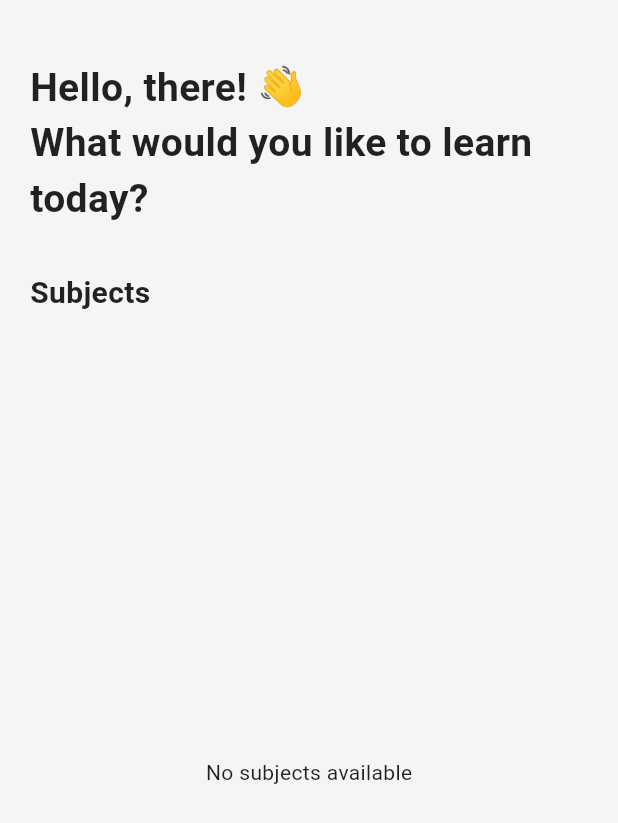
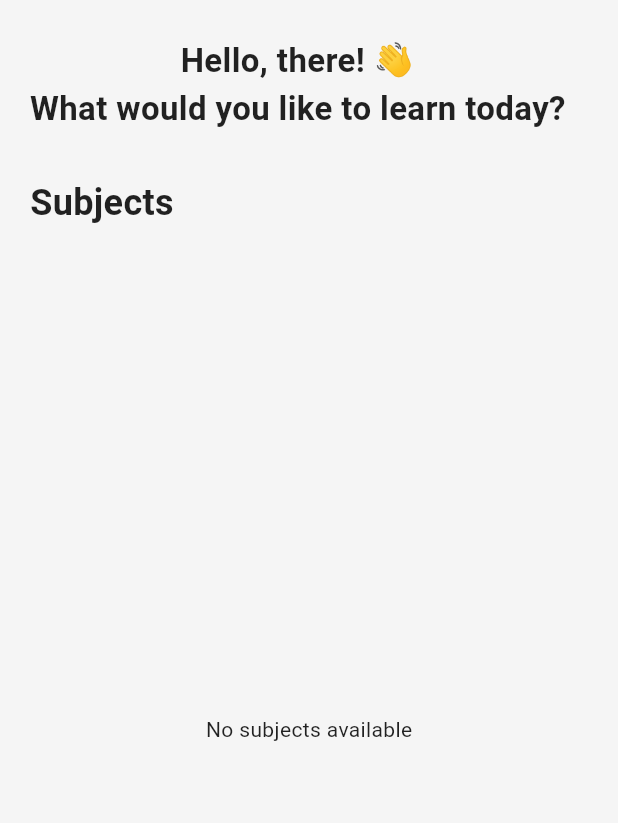
Before and after one commit to EleonoraVis1/Robot-Tutor, a Flutter app: the ScreenHomeStudent screen opened by its route, on a phone screen of 412 x 824 dp. Shown: the top 823 px of the screen. Run offline on Flutter 3.47's test engine with Material 3 defaults, Android fonts, the phone set to English and light mode, and no system bars; our stand-ins replace cloud_firestore, firebase_auth, firebase_core, firebase_storage, flutter_riverpod, flutter_secure_storage and 6 more; accounts and stored records are empty; project files that could hold a hidden picture were left out.

Commit message:
clean up

```diff
--- a/lib/main.dart
+++ b/lib/main.dart
@@ -100,53 +100,6 @@ class _MyAppState extends State<MyApp> {
   // NONE
 
   // Router
-  /*
-  final GoRouter _router = GoRouter(
-    initialLocation: ScreenLoginValidation.routeName,
-    routes: [
-
-
-      GoRoute(
-        path: ScreenBayminStudent.routeName,
-        builder: (BuildContext context, GoRouterState state) =>
-            ScreenBayminStudent(),
-      ),
-      GoRoute(
-        path: ScreenHomeSupervisor.routeName,
-        builder: (BuildContext context, GoRouterState state) =>
-            ScreenHomeSupervisor(),
-      ),
-      GoRoute(
-        path: ScreenAddStudentSupervisor.routeName,
-        builder: (BuildContext context, GoRouterState state) =>
-            ScreenAddStudentSupervisor(),
-      ),
-      GoRoute(
-        path: ScreenChathistoryStudent.routeName,
-        builder: (BuildContext context, GoRouterState state) =>
-            ScreenChathistoryStudent(),
-      ),
-      GoRoute(
-        path: '${ScreenStudentinfoSupervisor.routeName}/:studentUid',
-        builder: (context, state) {
-          final studentUid = state.pathParameters['studentUid']!;
-          return ScreenStudentinfoSupervisor(studentUid: studentUid);
-        },
-      ),
-      /*GoRoute(
-        path: '${ScreenChathistorySupervisor.routeName}/:studentUid',
-        builder: (context, state) {
-          final studentUid = state.pathParameters['studentUid']!;
-          return ScreenChathistorySupervisor(studentUid: studentUid);
-        },
-      ),*/
-      GoRoute(
-        path: ScreenSubjectSupervisor.routeName,
-        builder: (BuildContext context, GoRouterState state) =>
-            ScreenSubjectSupervisor(),
-      ),
-    ],
-  );*/
 
   final GoRouter _router = GoRouter(
     initialLocation: ScreenLoginValidation.routeName,
--- a/lib/screens/general/students/screen_home_student.dart
+++ b/lib/screens/general/students/screen_home_student.dart
@@ -101,15 +101,16 @@ class _ScreenHomeStudentState extends ConsumerState<ScreenHomeStudent> {
       child: Column(
         crossAxisAlignment: CrossAxisAlignment.start,
         children: [
-          const SizedBox(height: 20),
+          const SizedBox(height: 5),
           Text(
             'Hello, $firstName! 👋\nWhat would you like to learn today?',
-            style: const TextStyle(fontSize: 26, fontWeight: FontWeight.bold),
+            style: const TextStyle(fontSize: 22, fontWeight: FontWeight.bold),
+            textAlign: TextAlign.center,
           ),
           const SizedBox(height: 30),
           const Text(
             'Subjects',
-            style: TextStyle(fontSize: 20, fontWeight: FontWeight.w600),
+            style: TextStyle(fontSize: 24, fontWeight: FontWeight.w600),
           ),
           const SizedBox(height: 16),
           Expanded(
```
